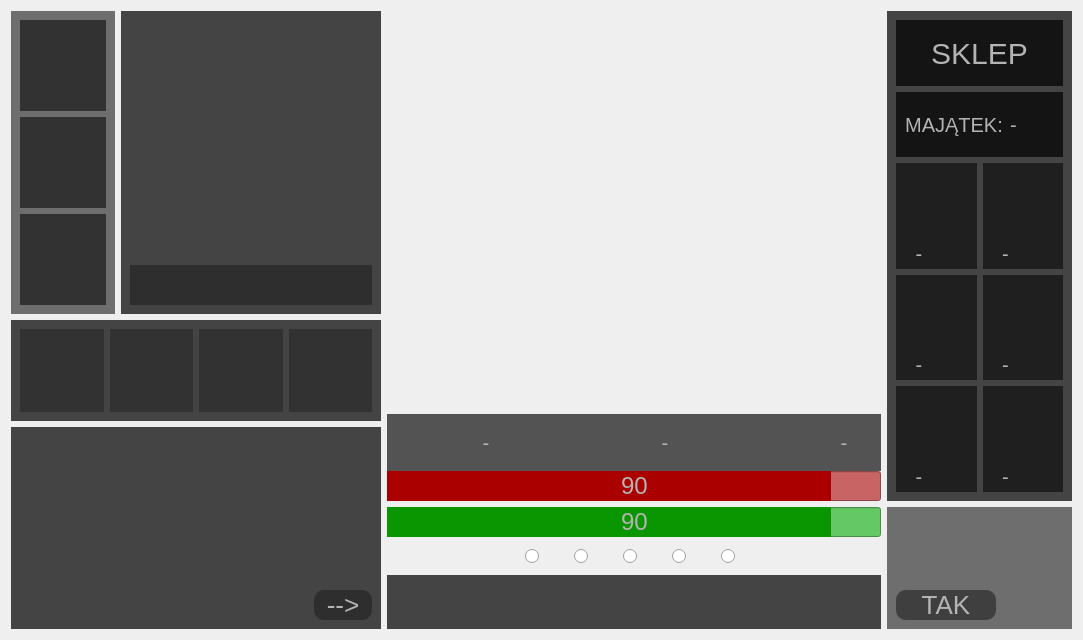
Before: the Qt Designer form gamescreen.ui in AdrianSuliga/BadTravelling, drawn with Qt 5.
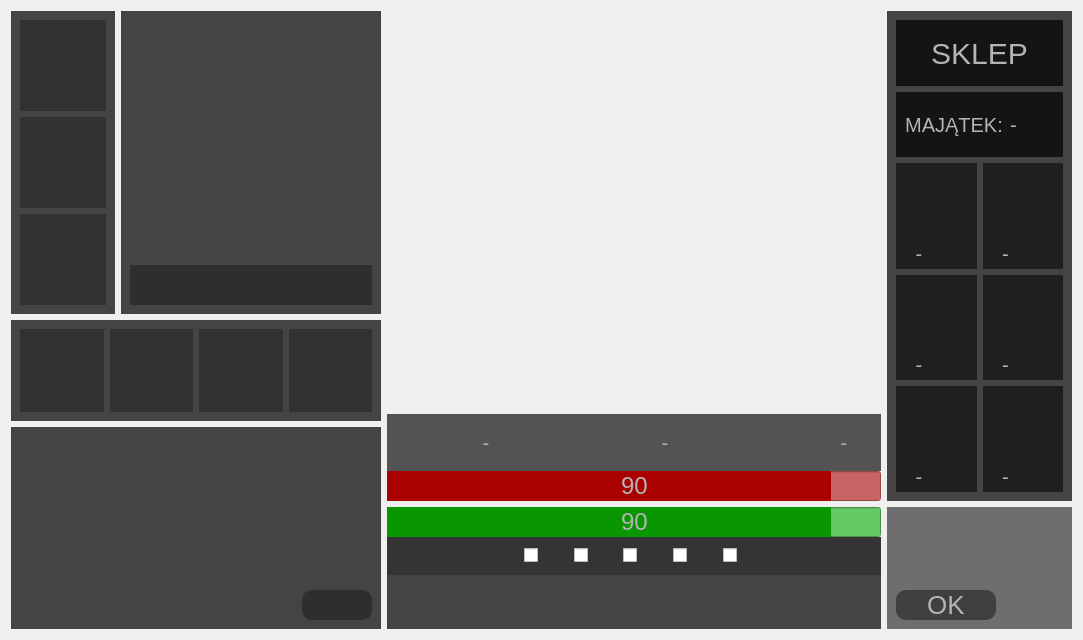
After: the same form once the commit is applied. Icons and pictures are not drawn. Custom widgets are drawn as their Qt base class.

The edit to the form file:
```diff
--- a/gamescreen.ui
+++ b/gamescreen.ui
@@ -14,9 +14,7 @@
    <string>Form</string>
   </property>
   <property name="styleSheet">
-   <string notr="true">#GameScreen {
-border-image: url(:/images/images/Level 0 - Prologue/Pic5.png) 0 0 0 0 stretch stretch;
-}</string>
+   <string notr="true"/>
   </property>
   <layout class="QHBoxLayout" name="horizontalLayout_16" stretch="6,8,3">
    <item>
@@ -26,14 +24,16 @@
        <item>
         <widget class="QWidget" name="specialItemsWidget" native="true">
          <property name="styleSheet">
-          <string notr="true">background-color: rgba(20,20,20,150);</string>
+          <string notr="true">#specialItemsWidget {
+background-color: rgba(20,20,20,200);
+}
+QLabel {
+background-color: rgba(20,20,20,100);
+}</string>
          </property>
          <layout class="QVBoxLayout" name="verticalLayout_2">
           <item>
            <widget class="QLabel" name="blahajSlotLabel">
-            <property name="styleSheet">
-             <string notr="true">background-color: rgb(50,50,50);</string>
-            </property>
             <property name="text">
              <string/>
             </property>
@@ -41,9 +41,6 @@
           </item>
           <item>
            <widget class="QLabel" name="manulSlotLabel">
-            <property name="styleSheet">
-             <string notr="true">background-color: rgb(50,50,50);</string>
-            </property>
             <property name="text">
              <string/>
             </property>
@@ -51,9 +48,6 @@
           </item>
           <item>
            <widget class="QLabel" name="drPieprzerSlotLabel">
-            <property name="styleSheet">
-             <string notr="true">background-color: rgb(50,50,50);</string>
-            </property>
             <property name="text">
              <string/>
             </property>
@@ -205,16 +199,14 @@
        <property name="styleSheet">
         <string notr="true">#inventoryWidget {
 background-color: rgba(20,20,20,200);
+}
+QLabel {
+background-color: rgba(20,20,20,100);
 }</string>
        </property>
        <layout class="QHBoxLayout" name="horizontalLayout_3">
         <item>
          <widget class="QLabel" name="keychainLabel">
-          <property name="styleSheet">
-           <string notr="true">#keychainLabel {
-background-color: rgb(50,50,50);
-}</string>
-          </property>
           <property name="text">
            <string/>
           </property>
@@ -225,11 +217,6 @@
         </item>
         <item>
          <widget class="QLabel" name="keyLabel">
-          <property name="styleSheet">
-           <string notr="true">#keyLabel {
-background-color: rgb(50,50,50);
-}</string>
-          </property>
           <property name="text">
            <string/>
           </property>
@@ -237,11 +224,6 @@
         </item>
         <item>
          <widget class="QLabel" name="idLabel">
-          <property name="styleSheet">
-           <string notr="true">#idLabel {
-background-color: rgb(50,50,50);
-}</string>
-          </property>
           <property name="text">
            <string/>
           </property>
@@ -250,9 +232,7 @@
         <item>
          <widget class="QLabel" name="moneyLabel">
           <property name="styleSheet">
-           <string notr="true">#moneyLabel {
-background-color: rgb(50,50,50);
-}</string>
+           <string notr="true"/>
           </property>
           <property name="text">
            <string/>
@@ -301,7 +281,7 @@
          </layout>
         </item>
         <item>
-         <layout class="QVBoxLayout" name="dialogAndCLayout" stretch="4,1">
+         <layout class="QVBoxLayout" name="dialogAndCLayout" stretch="8,3">
           <item>
            <widget class="QLabel" name="dialogLabel">
             <property name="styleSheet">
@@ -319,7 +299,7 @@
            </widget>
           </item>
           <item>
-           <layout class="QHBoxLayout" name="continueButtonLayout" stretch="3,1">
+           <layout class="QHBoxLayout" name="continueButtonLayout" stretch="4,1">
             <item>
              <spacer name="horizontalSpacer">
               <property name="orientation">
@@ -348,15 +328,17 @@
 background-color: rgba(30,30,30,150);
 color: rgb(180,180,180);
 border-radius: 10px;
+border-image: url(:/images/images/AppScreenArt/rightArrow.png) 0 0 0 0 stretch stretch;
 }
 #continueButton:hover {
 background-color: rgba(20,20,20,255);
 border-color: rgb(180,180,180);
 border-width: 2px;
+border-image: url(:/images/images/AppScreenArt/rightArrow.png) 0 0 0 0 stretch stretch;
 }</string>
               </property>
               <property name="text">
-               <string>--&gt;</string>
+               <string/>
               </property>
              </widget>
             </item>
@@ -578,7 +560,24 @@
        </item>
        <item>
         <widget class="QWidget" name="actionPointsWidget" native="true">
+         <property name="styleSheet">
+          <string notr="true">#actionPointsWidget {
+background-color: rgba(0,0,0,200);
+}
+QCheckBox::indicator {
+background-color: rgba(20,20,20,0);
+border-image: url(:/images/images/AppScreenArt/blankActionPoint.png) 0 0 0 0 stretch stretch;
+width: 20px;
+height: 20px;
+}
+QCheckBox::indicator:checked {
+border-image: url(:/images/images/AppScreenArt/actionPoint.png) 0 0 0 0 stretch stretch;
+}</string>
+         </property>
          <layout class="QHBoxLayout" name="horizontalLayout_17" stretch="6,1,1,1,1,1,1,1,1,1,6">
+          <property name="spacing">
+           <number>7</number>
+          </property>
           <item>
            <spacer name="horizontalSpacer_11">
             <property name="orientation">
@@ -593,16 +592,13 @@
            </spacer>
           </item>
           <item>
-           <widget class="QRadioButton" name="firstActionPointButton">
-            <property name="sizePolicy">
-             <sizepolicy hsizetype="Preferred" vsizetype="Preferred">
-              <horstretch>0</horstretch>
-              <verstretch>0</verstretch>
-             </sizepolicy>
-            </property>
+           <widget class="QCheckBox" name="firstActionBox">
             <property name="text">
              <string/>
             </property>
+            <property name="checked">
+             <bool>false</bool>
+            </property>
            </widget>
           </item>
           <item>
@@ -619,13 +615,7 @@
            </spacer>
           </item>
           <item>
-           <widget class="QRadioButton" name="secondActionPointButton">
-            <property name="sizePolicy">
-             <sizepolicy hsizetype="Preferred" vsizetype="Preferred">
-              <horstretch>0</horstretch>
-              <verstretch>0</verstretch>
-             </sizepolicy>
-            </property>
+           <widget class="QCheckBox" name="secondActionBox">
             <property name="text">
              <string/>
             </property>
@@ -645,13 +635,7 @@
            </spacer>
           </item>
           <item>
-           <widget class="QRadioButton" name="thirdActionPointButton">
-            <property name="sizePolicy">
-             <sizepolicy hsizetype="Preferred" vsizetype="Preferred">
-              <horstretch>0</horstretch>
-              <verstretch>0</verstretch>
-             </sizepolicy>
-            </property>
+           <widget class="QCheckBox" name="thirdActionBox">
             <property name="text">
              <string/>
             </property>
@@ -671,13 +655,7 @@
            </spacer>
           </item>
           <item>
-           <widget class="QRadioButton" name="fourthActionPointButton">
-            <property name="sizePolicy">
-             <sizepolicy hsizetype="Preferred" vsizetype="Preferred">
-              <horstretch>0</horstretch>
-              <verstretch>0</verstretch>
-             </sizepolicy>
-            </property>
+           <widget class="QCheckBox" name="fourthActionBox">
             <property name="text">
              <string/>
             </property>
@@ -697,19 +675,10 @@
            </spacer>
           </item>
           <item>
-           <widget class="QRadioButton" name="fifthActionPointButton">
-            <property name="sizePolicy">
-             <sizepolicy hsizetype="Preferred" vsizetype="Preferred">
-              <horstretch>0</horstretch>
-              <verstretch>0</verstretch>
-             </sizepolicy>
-            </property>
+           <widget class="QCheckBox" name="fifthActionBox">
             <property name="text">
              <string/>
             </property>
-            <property name="checkable">
-             <bool>true</bool>
-            </property>
             <property name="checked">
              <bool>false</bool>
             </property>
@@ -1410,7 +1379,7 @@
 }</string>
             </property>
             <property name="text">
-             <string>TAK</string>
+             <string>OK</string>
             </property>
            </widget>
           </item>
```
